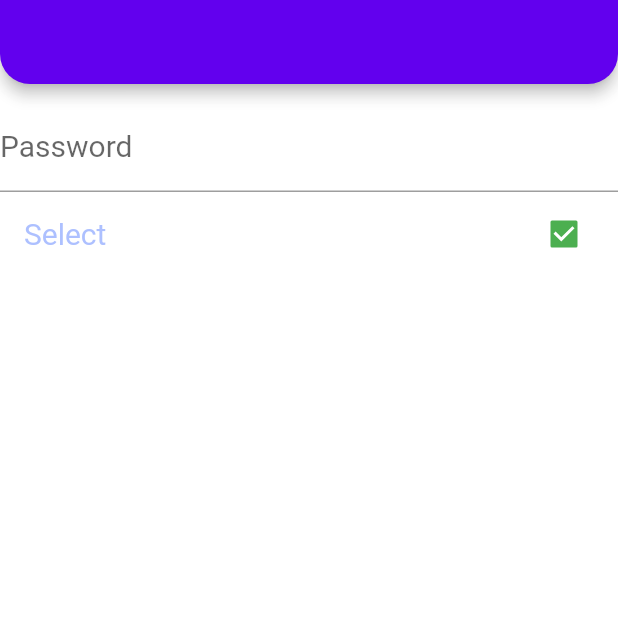
After one commit to ahmetcakr/flutter_full_learn, a Flutter app: the screen it shows after launch, on a phone screen of 412 x 824 dp, the top half of it. The commit adds this screen. Run offline on Flutter 3.47's test engine with Material 2 defaults, Android fonts, the phone set to English and light mode, and no system bars; our stand-ins replace dio, flutter_spinkit.

Commit message:
themeLearn, widgetLearn and passwordDemo are Added

```diff
--- a/lib/202/theme/light_theme.dart
+++ b/lib/202/theme/light_theme.dart
@@ -5,16 +5,24 @@ class LighTheme {
 
   LighTheme() {
     theme = ThemeData(
+        appBarTheme: const AppBarTheme(
+            shape: RoundedRectangleBorder(
+                borderRadius:
+                    BorderRadius.vertical(bottom: Radius.circular(20)))),
+        scaffoldBackgroundColor: Colors.white.withOpacity(0.9),
         textTheme: ThemeData.light().textTheme.copyWith(
             subtitle1:
-                TextStyle(fontSize: 50, color: _LightColors()._dustyPurple)),
+                TextStyle(fontSize: 20, color: _LightColors()._dustyPurple)),
         floatingActionButtonTheme:
             const FloatingActionButtonThemeData(backgroundColor: Colors.green),
         buttonTheme: ButtonThemeData(
             colorScheme: ColorScheme.light(
                 onPrimary: _LightColors()._lightBlue,
                 onSecondary: _LightColors()._dustyPurple)),
-        colorScheme: const ColorScheme.light());
+        colorScheme: const ColorScheme.light(),
+        checkboxTheme: CheckboxThemeData(
+            side: const BorderSide(color: Colors.green),
+            fillColor: MaterialStateProperty.all(Colors.green)));
   }
 }
 
--- /dev/null
+++ b/lib/202/theme_learn_view.dart
@@ -0,0 +1,30 @@
+import 'package:flutter/material.dart';
+import 'package:flutter_full_learn/demos/password_textfield.dart';
+
+class ThemeLearnView extends StatefulWidget {
+  const ThemeLearnView({Key? key}) : super(key: key);
+
+  @override
+  State<ThemeLearnView> createState() => _ThemeLearnViewState();
+}
+
+class _ThemeLearnViewState extends State<ThemeLearnView> {
+  @override
+  Widget build(BuildContext context) {
+    return Scaffold(
+      appBar: AppBar(),
+      body: Column(
+        children: [
+          const PasswordTextField(
+            controller: null,
+          ),
+          CheckboxListTile(
+            value: true,
+            onChanged: (val) {},
+            title: const Text('Select'),
+          )
+        ],
+      ),
+    );
+  }
+}
--- /dev/null
+++ b/lib/demos/password_textfield.dart
@@ -0,0 +1,52 @@
+import 'package:flutter/material.dart';
+
+class PasswordTextField extends StatefulWidget {
+  const PasswordTextField({Key? key, required this.controller})
+      : super(key: key);
+  final TextEditingController? controller;
+
+  @override
+  State<PasswordTextField> createState() => _PasswordTextFieldState();
+}
+
+class _PasswordTextFieldState extends State<PasswordTextField> {
+  final _obsecureText = '#';
+  bool _isSecure = true;
+
+  void _chanceLoading() {
+    setState(() {
+      _isSecure = !_isSecure;
+    });
+  }
+
+  @override
+  Widget build(BuildContext context) {
+    return TextField(
+      controller: widget.controller,
+      autofillHints: const [AutofillHints.password],
+      keyboardType: TextInputType.visiblePassword,
+      obscureText: _isSecure,
+      //obscuringCharacter: _obsecureText,
+      decoration: InputDecoration(
+        border: const UnderlineInputBorder(),
+        hintText: 'Password',
+        suffix: _onVisibiltyIcon(),
+      ),
+    );
+    //suffixIcon: Icon(Icons.remove_red_eye_outlined)));
+  }
+
+  IconButton _onVisibiltyIcon() {
+    return IconButton(
+        onPressed: _chanceLoading,
+        icon: AnimatedCrossFade(
+            firstChild: const Icon(Icons.visibility_outlined),
+            secondChild: const Icon(Icons.visibility_off_outlined),
+            crossFadeState: _isSecure
+                ? CrossFadeState.showFirst
+                : CrossFadeState.showSecond,
+            duration: const Duration(seconds: 1))
+        // icon: Icon(_isSecure ? Icons.visibility : Icons.visibility_off),
+        );
+  }
+}
--- a/lib/main.dart
+++ b/lib/main.dart
@@ -1,6 +1,6 @@
 import 'package:flutter/material.dart';
-import 'package:flutter_full_learn/202/package_learn_view.dart';
 import 'package:flutter_full_learn/202/theme/light_theme.dart';
+import 'package:flutter_full_learn/202/theme_learn_view.dart';
 
 void main() {
   runApp(const MyApp()); // AliDayı
@@ -50,7 +50,7 @@ class MyApp extends StatelessWidget {
       //         elevation: 0,
       //         systemOverlayStyle: SystemUiOverlayStyle.light)),
 
-      home: const PackageLearnView(),
+      home: const ThemeLearnView(),
     );
   }
 }
```
Also changed, not shown: lib/202/widget_size_enum_learn.dart (added, +41 -0 lines).
